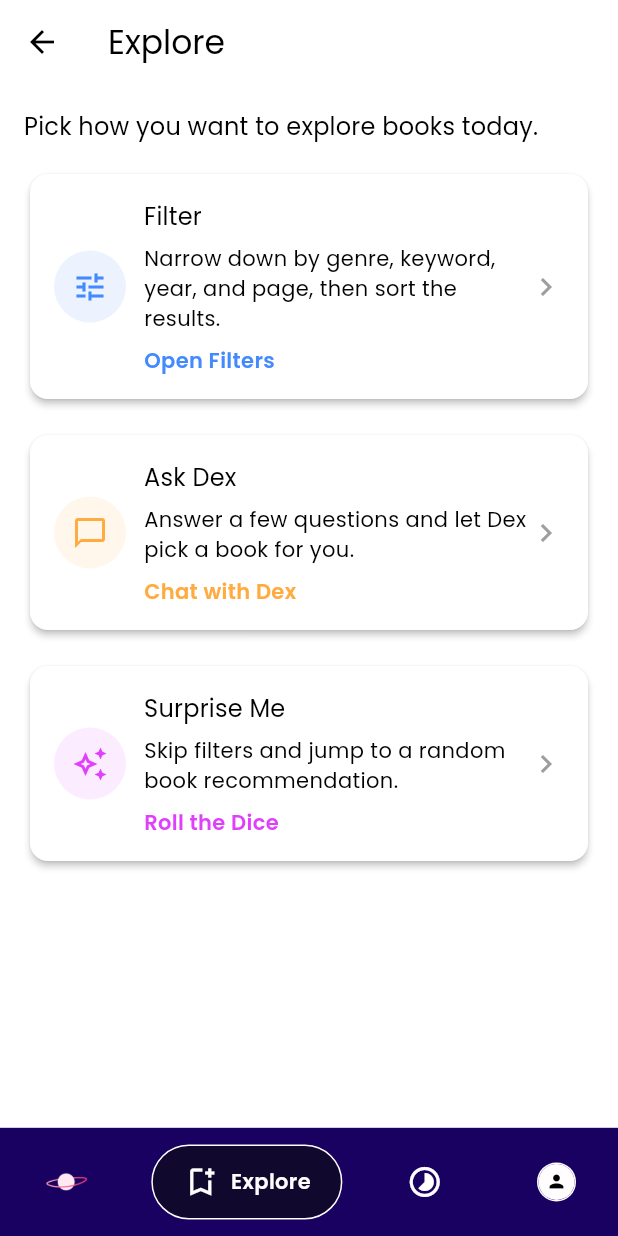
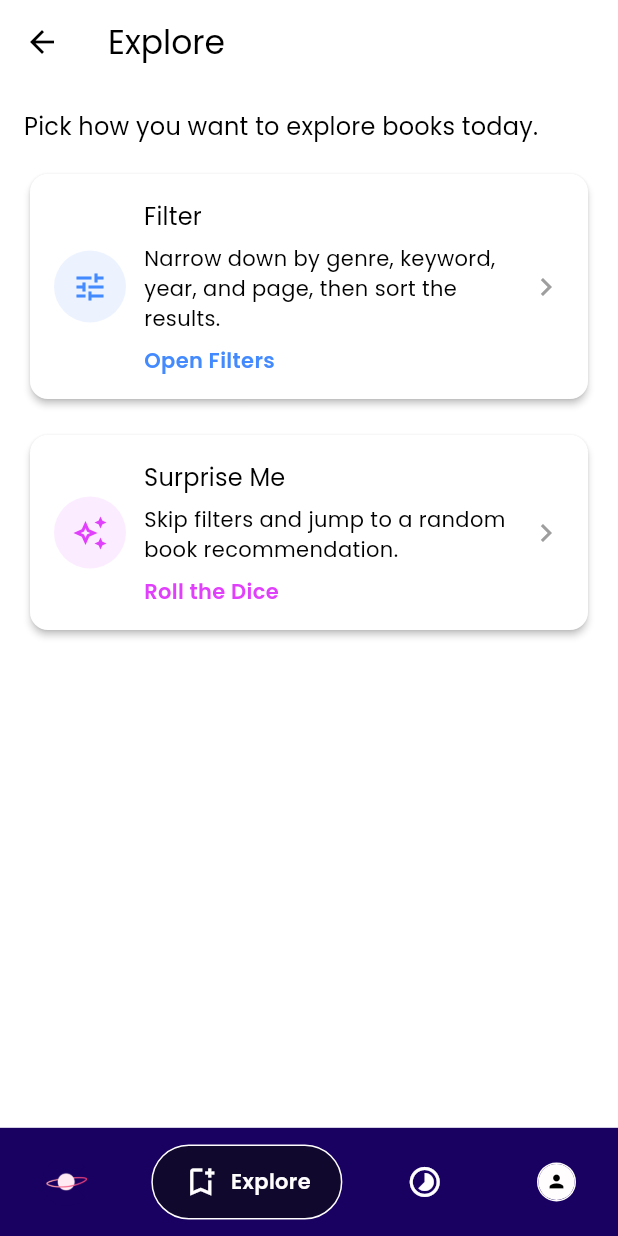
Before and after one commit to Sharkfin07/codexia, a Flutter app: the ExploreScreen screen opened by its route, on a phone screen of 412 x 824 dp. Run offline on Flutter 3.47's test engine with Material 3 defaults, Android fonts, the phone set to English and light mode, and no system bars; drawn by our look-alikes of google_nav_bar; our stand-ins replace cloud_firestore, dio, firebase_auth, firebase_core, flutter_riverpod, riverpod_annotation; accounts and stored records are empty; generated files the repository leaves out were written again.

Commit message:
refactor: Scrapped the ask dex feature

```diff
--- a/lib/presentation/screens/main/explore_screen.dart
+++ b/lib/presentation/screens/main/explore_screen.dart
@@ -5,14 +5,6 @@ import 'package:flutter/material.dart';
 
 class ExploreScreen extends StatelessWidget {
   const ExploreScreen({super.key});
-
-  void _showComingSoon(BuildContext context) {
-    const snackBar = SnackBar(
-      content: Text('Coming soon. We are training Dex for you!'),
-      duration: Duration(seconds: 2),
-    );
-    ScaffoldMessenger.of(context).showSnackBar(snackBar);
-  }
 
   @override
   Widget build(BuildContext context) {
@@ -41,15 +33,6 @@ class ExploreScreen extends StatelessWidget {
                   );
                 },
                 cta: 'Open Filters',
-              ),
-              _OptionCard(
-                title: 'Ask Dex',
-                description:
-                    'Answer a few questions and let Dex pick a book for you.',
-                icon: Icons.chat_bubble_outline,
-                accent: Colors.orangeAccent,
-                onTap: () => _showComingSoon(context),
-                cta: 'Chat with Dex',
               ),
               _OptionCard(
                 title: 'Surprise Me',
@@ -109,7 +92,7 @@ class _OptionCard extends StatelessWidget {
                 Container(
                   padding: const EdgeInsets.all(12),
                   decoration: BoxDecoration(
-                    color: accent.withOpacity(0.1),
+                    color: accent.withValues(alpha: 0.1),
                     shape: BoxShape.circle,
                   ),
                   child: Icon(icon, color: accent),
```
Also changed, not shown: lib/presentation/screens/explore/ask_dex_screen.dart (deleted).
